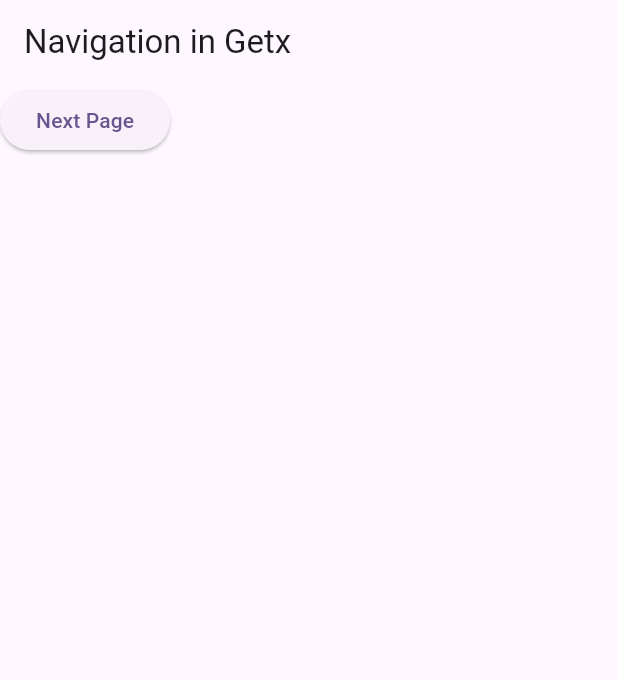
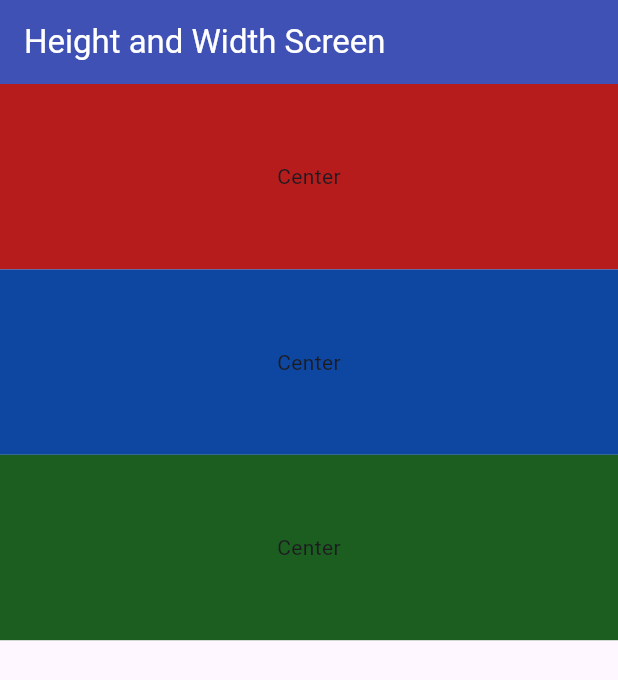
Before and after one commit to Prasiddha777/Flutter_GetX, a Flutter app: the screen it shows after launch, on a phone screen of 412 x 824 dp. Shown: the top 680 px of the screen. Run offline on Flutter 3.47's test engine with Material 2 defaults, Android fonts, the phone set to English and light mode, and no system bars; our stand-ins replace get.

Commit message:
get height

```diff
--- /dev/null
+++ b/lib/heightwidth_screen.dart
@@ -0,0 +1,52 @@
+import 'package:flutter/material.dart';
+import 'package:get/get.dart';
+
+class HeightWidthScreen extends StatefulWidget {
+  const HeightWidthScreen({super.key});
+
+  @override
+  State<HeightWidthScreen> createState() => _HeightWidthScreenState();
+}
+
+class _HeightWidthScreenState extends State<HeightWidthScreen> {
+  @override
+  Widget build(BuildContext context) {
+    final height = MediaQuery.of(context).size * 1;
+    return Scaffold(
+      appBar: AppBar(
+        backgroundColor: Colors.indigo,
+        title: const Text(
+          'Height and Width Screen',
+          style: TextStyle(
+            color: Colors.white,
+          ),
+        ),
+      ),
+      body: Column(
+        children: [
+          Container(
+            height: Get.height * .15,
+            color: Colors.red.shade900,
+            child: const Center(
+              child: Text('Center'),
+            ),
+          ),
+          Container(
+            height: Get.height * .15,
+            color: Colors.blue.shade900,
+            child: const Center(
+              child: Text('Center'),
+            ),
+          ),
+          Container(
+            height: Get.height * .15,
+            color: Colors.green.shade900,
+            child: const Center(
+              child: Text('Center'),
+            ),
+          ),
+        ],
+      ),
+    );
+  }
+}
--- a/lib/main.dart
+++ b/lib/main.dart
@@ -1,4 +1,5 @@
 import 'package:flutter/material.dart';
+import 'package:get_app/heightwidth_screen.dart';
 import 'package:get_app/home_screen.dart';
 import 'package:get/get.dart';
 import 'package:get_app/navigation_screen.dart';
@@ -21,7 +22,27 @@
         colorScheme: ColorScheme.fromSeed(seedColor: Colors.deepPurple),
         useMaterial3: true,
       ),
-      home: const NavigationScreen(),
+      home: const HeightWidthScreen(),
+      getPages: [
+        GetPage(
+          name: '/',
+          page: () => const HomeScreen(),
+        ),
+        GetPage(
+          name: '/navigationScreen',
+          page: () => const NavigationScreen(),
+        ),
+        GetPage(
+          name: '/themeScreen',
+          page: () => ThemeScreen(
+            name: 'Hy',
+          ),
+        ),
+        GetPage(
+          name: '/heightWidthScreen',
+          page: () => const HeightWidthScreen(),
+        ),
+      ],
     );
   }
 }
--- a/lib/navigation_screen.dart
+++ b/lib/navigation_screen.dart
@@ -18,7 +18,9 @@
       ),
       body: ElevatedButton(
         onPressed: () {
-          Get.to(HomeScreen());
+          // Get.to(HomeScreen());
+          //goes to themescren
+          Get.toNamed('/themeScreen');
         },
         child: const Text('Next Page'),
       ),
--- a/lib/theme_screen.dart
+++ b/lib/theme_screen.dart
@@ -3,7 +3,8 @@
 import 'package:get/get_core/get_core.dart';
 
 class ThemeScreen extends StatefulWidget {
-  const ThemeScreen({super.key});
+   ThemeScreen({super.key, this.name});
+  var name;
 
   @override
   State<ThemeScreen> createState() => _ThemeScreenState();
@@ -14,7 +15,7 @@
   Widget build(BuildContext context) {
     return Scaffold(
       appBar: AppBar(
-        title: const Text("Getx Theme Screen"),
+        // title: const Text(Get.),
       ),
       body: Column(
         children: [
@@ -40,8 +41,8 @@
                     content: const Column(
                       children: [
                         Text('Hello World'),
-                        Text('Hello World'),
-                        Text('Hello World'),
+                        // Text('Hello World'),
+                        // Text('Hello World'),
                       ],
                     ));
               },
```
